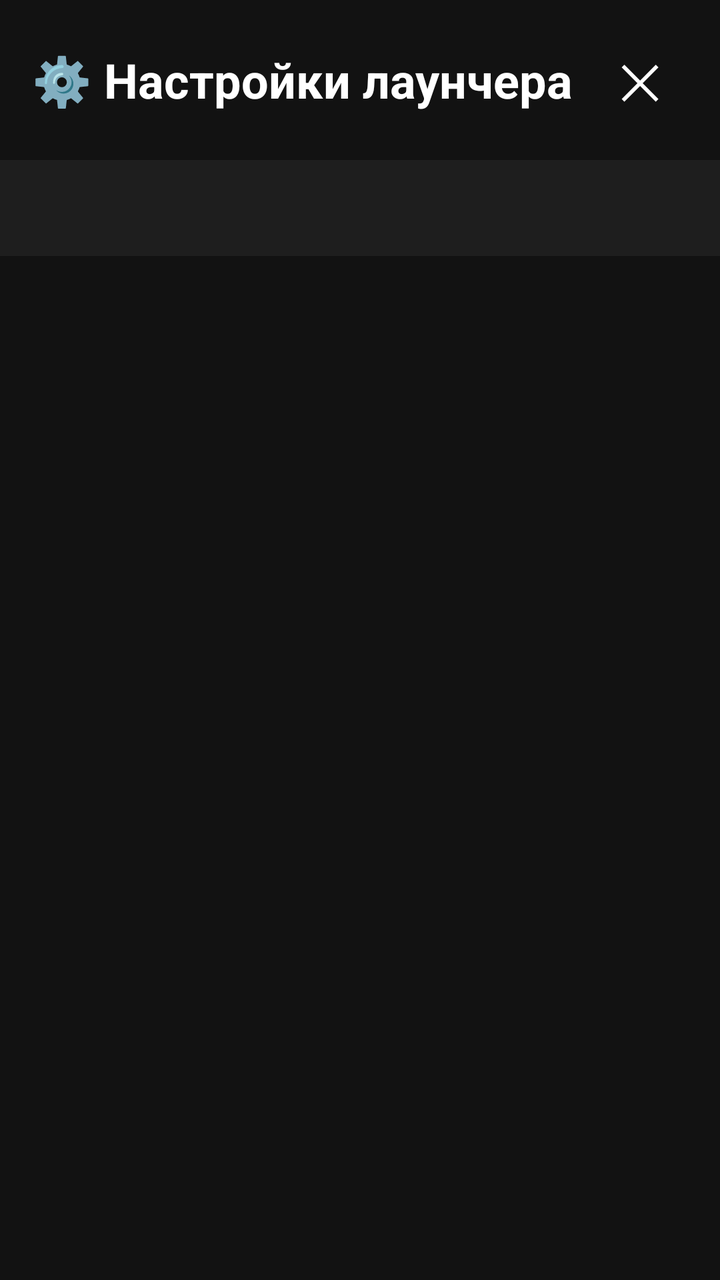
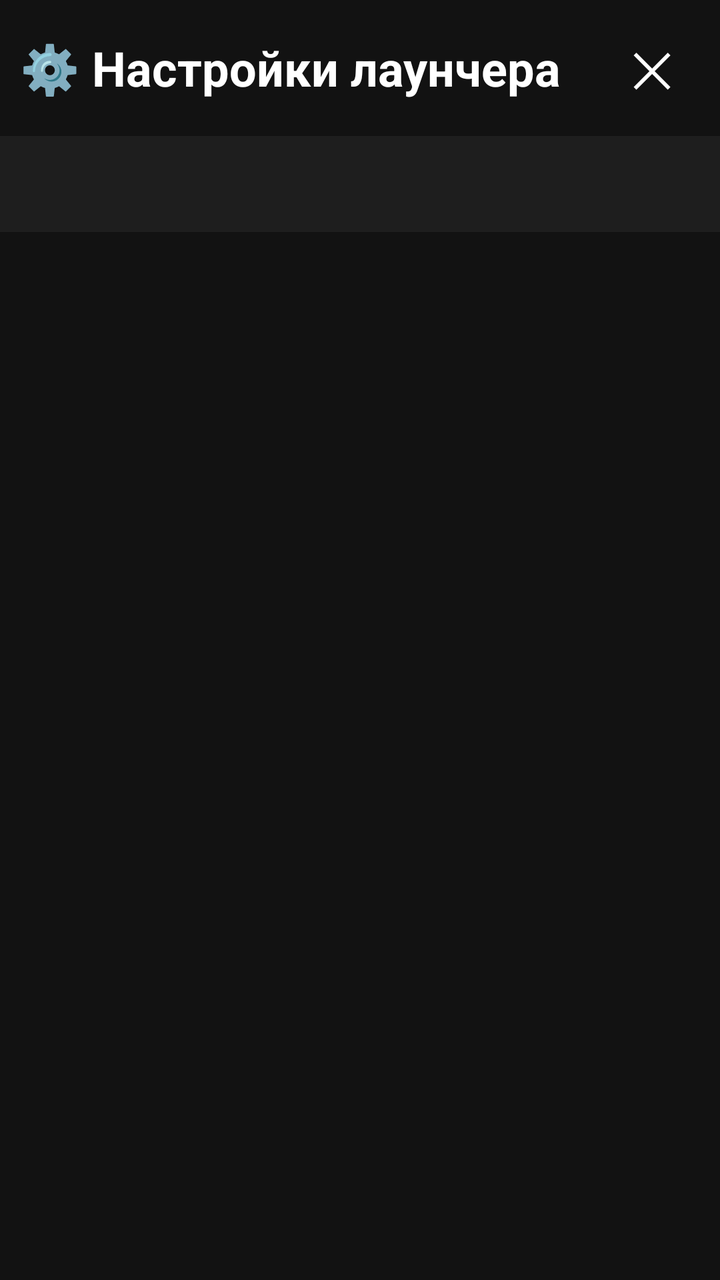

Compare the two renders of this Android layout. The source of the first and the diff that turns it into the second are given below.
<!-- AndroidManifest.xml: activity theme Theme.AppCompat.Translucent -->
<!-- res/layout/activity_settings.xml -->
<LinearLayout xmlns:android="http://schemas.android.com/apk/res/android"
    xmlns:app="http://schemas.android.com/apk/res-auto"
    android:layout_width="match_parent"
    android:layout_height="match_parent"
    android:orientation="vertical"
    android:background="#121212">

    
    <LinearLayout
        android:layout_width="match_parent"
        android:layout_height="wrap_content"
        android:orientation="horizontal"
        android:gravity="center_vertical"
        android:padding="16dp"
        android:background="#121212">

        <TextView
            android:layout_width="0dp"
            android:layout_height="wrap_content"
            android:layout_weight="1"
            android:text="@string/settings_title"
            android:textColor="#FFFFFF"
            android:textSize="24sp"
            android:textStyle="bold" />

        <Button
            android:id="@+id/close_button"
            android:layout_width="48dp"
            android:layout_height="48dp"
            android:background="?android:attr/selectableItemBackgroundBorderless"
            android:text="✕"
            android:textColor="#FFFFFF"
            android:textSize="24sp" />
    </LinearLayout>

    
    <com.google.android.material.tabs.TabLayout
        android:id="@+id/tab_layout"
        android:layout_width="match_parent"
        android:layout_height="wrap_content"
        android:background="#1E1E1E"
        app:tabIndicatorColor="@color/tab_indicator"
        app:tabIndicatorHeight="3dp"
        app:tabSelectedTextColor="@color/tab_text_selected"
        app:tabTextColor="@color/tab_text_unselected"
        app:tabTextAppearance="@android:style/TextAppearance.Widget.TabWidget"
        app:tabPadding="12dp"
        app:tabMode="fixed"
        app:tabGravity="fill"/>

    
    <androidx.viewpager2.widget.ViewPager2
        android:id="@+id/view_pager"
        android:layout_width="match_parent"
        android:layout_height="0dp"
        android:layout_weight="1" />

</LinearLayout>
<!-- resources referenced by this layout -->
<resources>
  <color name="tab_indicator">#009688</color>
  <color name="tab_text_selected">#009688</color>
  <color name="tab_text_unselected">#8A8A8A</color>
  <string name="settings_title">⚙️ Настройки лаунчера</string>
  <style name="Theme.AppCompat.Translucent" parent="Theme.AppCompat.NoActionBar">
          <item name="android:windowIsTranslucent">true</item>
          <item name="android:windowBackground">@android:color/transparent</item>
          <item name="android:fitsSystemWindows">false</item>
      </style>
</resources>

<!-- the commit's change to res/layout/activity_settings.xml (unified diff, before → after) -->
@@ -11,7 +11,7 @@
         android:layout_height="wrap_content"
         android:orientation="horizontal"
         android:gravity="center_vertical"
-        android:padding="16dp"
+        android:padding="10dp"
         android:background="#121212">
 
         <TextView
<!-- resource entries referenced after the edit -->
@@ -4,10 +4,23 @@
   <color name="tab_text_selected">#009688</color>
   <color name="tab_text_unselected">#8A8A8A</color>
   <string name="settings_title">⚙️ Настройки лаунчера</string>
-  <style name="Theme.AppCompat.Translucent" parent="Theme.AppCompat.NoActionBar">
+  <style name="Theme.AppCompat.Translucent" parent="Theme.QutyLaunch">
           <item name="android:windowIsTranslucent">true</item>
           <item name="android:windowBackground">@android:color/transparent</item>
+      </style>
+  <style name="Theme.QutyLaunch" parent="Theme.AppCompat.NoActionBar">
+          
+          <item name="android:navigationBarColor">@android:color/transparent</item>
+          <item name="android:statusBarColor">@android:color/transparent</item>
+  
+          
+          <item name="android:windowLayoutInDisplayCutoutMode">shortEdges</item>
+  
+          
           <item name="android:fitsSystemWindows">false</item>
+  
+          
+          <item name="android:windowDrawsSystemBarBackgrounds">true</item>
       </style>
 </resources>
 
